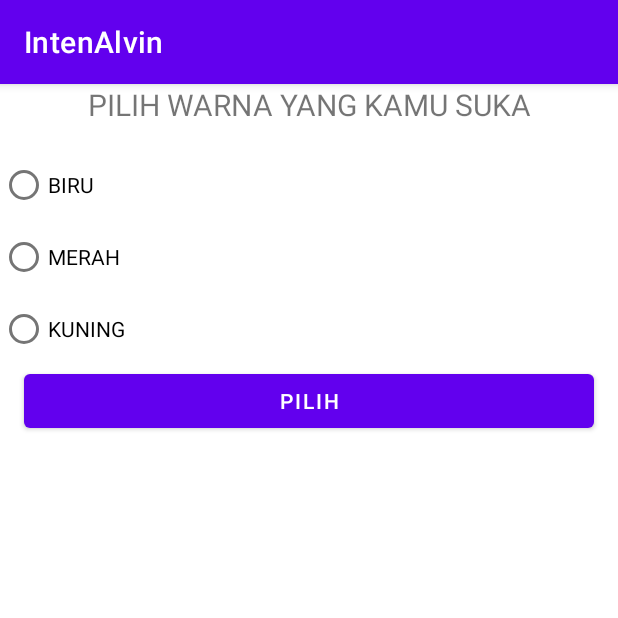
After one commit to alvin1998/LatihanInten, an Android app: the MoveForResultActivity screen opened directly, with no data from a screen before it, on a phone screen of 412 x 824 dp, the top half of it. The commit adds this screen. Run offline under Robolectric (Android 15) with nearby library versions, the phone set to English and light mode, and no system bars.

Commit message:
Praktikum 7
Alvin Ade Sindy / 20520014

```diff
--- a/app/src/main/AndroidManifest.xml
+++ b/app/src/main/AndroidManifest.xml
@@ -9,7 +9,8 @@
         android:roundIcon="@mipmap/ic_launcher_round"
         android:supportsRtl="true"
         android:theme="@style/Theme.IntenAlvin">
-        <activity android:name=".MoveWithDataActivity"></activity>
+        <activity android:name=".MoveForResultActivity"></activity>
+        <activity android:name=".MoveWithDataActivity" />
         <activity android:name=".MoveActivity" />
         <activity android:name=".MainActivity">
             <intent-filter>
--- /dev/null
+++ b/app/src/main/java/com/alvin/intenalvin/MoveForResultActivity.kt
@@ -0,0 +1,51 @@
+package com.alvin.intenalvin
+
+import android.content.Intent
+import androidx.appcompat.app.AppCompatActivity
+import android.os.Bundle
+import android.util.Log
+import android.widget.Button
+import android.widget.RadioButton
+import android.widget.RadioGroup
+import com.google.android.material.snackbar.Snackbar
+
+class MoveForResultActivity : AppCompatActivity() {
+
+    var RgColor : RadioGroup? = null
+    private lateinit var radioButton: RadioButton
+    private lateinit var btnPilih: Button
+
+    override fun onCreate(savedInstanceState: Bundle?) {
+        super.onCreate(savedInstanceState)
+        setContentView(R.layout.activity_move_for_result)
+
+        RgColor = findViewById(R.id.rg_color)
+        btnPilih = findViewById(R.id.btn_choose)
+
+        btnPilih.setOnClickListener {
+
+            val SelectOption: Int = RgColor!!.checkedRadioButtonId
+
+            Log.i("coba", SelectOption.toString())
+
+            if(SelectOption == -1){
+                Snackbar.make(
+                    btnPilih,
+                    "Anda Belom Memilih",
+                    Snackbar.LENGTH_SHORT
+                ).show()
+            }else{
+                radioButton = findViewById(SelectOption)
+            val intent = Intent(this, MainActivity::class.java)
+            val bundle = Bundle()
+            bundle.putString("Warna", radioButton.text as  String?)
+            intent.putExtras(bundle)
+            startActivity(intent)
+
+            }
+
+        }
+
+    }
+
+}
--- /dev/null
+++ b/app/src/main/res/layout/activity_move_for_result.xml
@@ -0,0 +1,55 @@
+<?xml version="1.0" encoding="utf-8"?>
+<LinearLayout
+    xmlns:android="http://schemas.android.com/apk/res/android"
+    xmlns:tools="http://schemas.android.com/tools"
+    android:layout_width="match_parent"
+    android:layout_height="match_parent"
+    tools:context=".MoveForResultActivity"
+    android:orientation="vertical">
+
+
+    <TextView
+        android:id="@+id/textView2"
+        android:layout_width="match_parent"
+        android:layout_height="wrap_content"
+        android:text="@string/choose_color"
+        android:layout_marginBottom="@dimen/activity_veritcal_margin"
+        android:layout_marginLeft="@dimen/activity_veritcal_margin"
+        android:layout_marginRight="@dimen/activity_veritcal_margin"
+        android:gravity="center"
+        android:textSize="20sp"/>
+
+    <RadioGroup
+        android:layout_width="match_parent"
+        android:layout_height="wrap_content"
+        android:id="@+id/rg_color"
+        android:orientation="vertical">
+
+        <RadioButton
+            android:id="@+id/rb_blue"
+            android:layout_width="match_parent"
+            android:layout_height="wrap_content"
+            android:text="@string/_blue" />
+        <RadioButton
+            android:id="@+id/rb_red"
+            android:layout_width="match_parent"
+            android:layout_height="wrap_content"
+            android:text="@string/_red" />
+        <RadioButton
+            android:id="@+id/rb_yellow"
+            android:layout_width="match_parent"
+            android:layout_height="wrap_content"
+            android:text="@string/_yellow" />
+    </RadioGroup>
+
+    <Button
+        android:id="@+id/btn_choose"
+        android:layout_width="match_parent"
+        android:layout_height="wrap_content"
+        android:layout_marginBottom="@dimen/activity_veritcal_margin"
+        android:layout_marginLeft="@dimen/activity_veritcal_margin"
+        android:layout_marginRight="@dimen/activity_veritcal_margin"
+        android:text="@string/choose" />
+
+
+</LinearLayout>
--- a/app/src/main/res/values/colors.xml
+++ b/app/src/main/res/values/colors.xml
@@ -7,4 +7,5 @@
     <color name="teal_700">#FF018786</color>
     <color name="black">#FF000000</color>
     <color name="white">#FFFFFFFF</color>
+    <color name="red">#FF0000</color>
 </resources>
```
Also changed, not shown: app/src/main/java/com/alvin/intenalvin/MainActivity.kt (+30 -0 lines), app/src/main/res/layout/activity_main.xml (+36 -0 lines).
